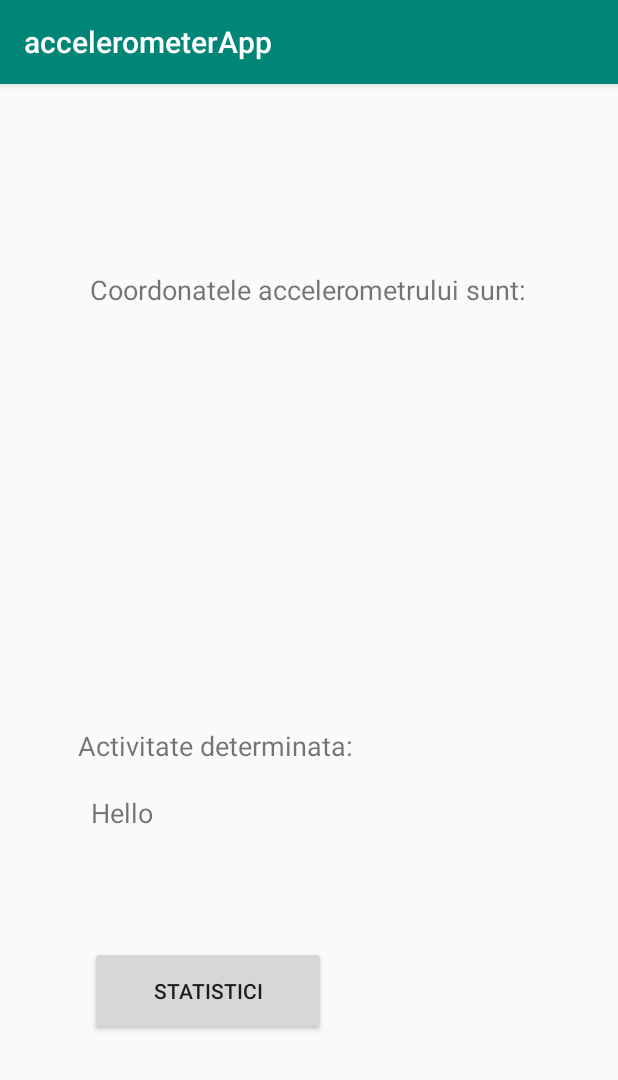
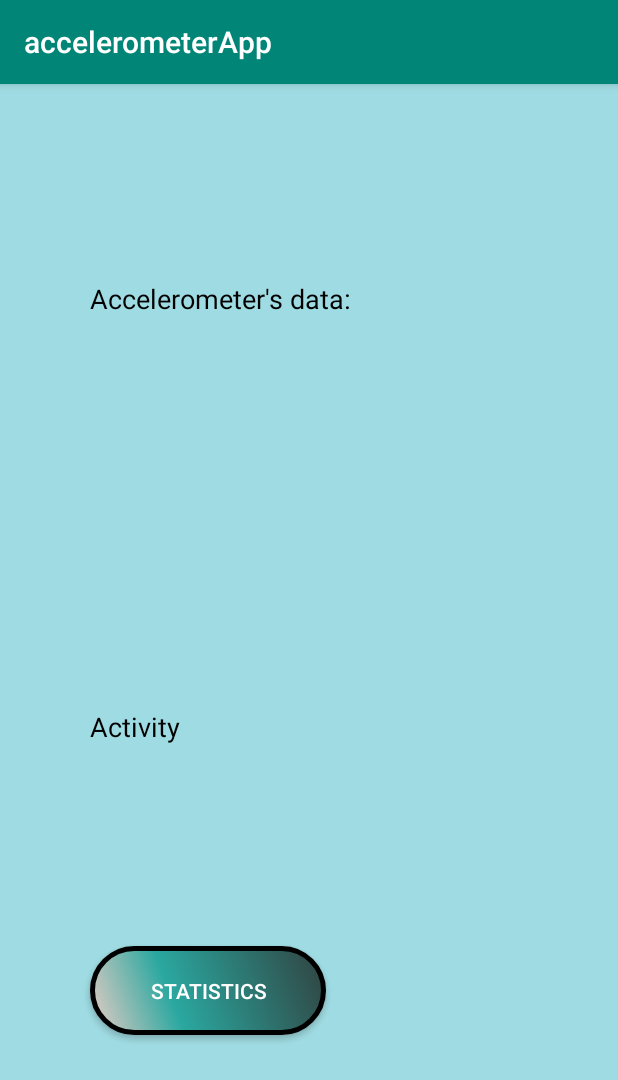
Before and after one commit to andreea1297/accelerometerApp_29feb, an Android app: the screen it shows after launch (MainActivity), on a phone screen of 412 x 824 dp. Shown: the top 1080 px of the screen. Run offline under Robolectric (Android 15) with nearby library versions, the phone set to English and light mode, and no system bars; libraries missing offline, so code that uses them is left out: org.pytorch.

```diff
--- a/app/src/main/java/com/example/accelerometerapp/DatabaseHelper.java
+++ b/app/src/main/java/com/example/accelerometerapp/DatabaseHelper.java
@@ -3,12 +3,9 @@ package com.example.accelerometerapp;
 import android.content.ContentValues;
 import android.content.Context;
 import android.database.Cursor;
-import android.database.sqlite.SQLiteCursorDriver;
 import android.database.sqlite.SQLiteDatabase;
 import android.database.sqlite.SQLiteOpenHelper;
 import androidx.annotation.Nullable;
-
-import java.util.ArrayList;
 
 
 public class DatabaseHelper extends SQLiteOpenHelper {
@@ -19,6 +16,9 @@ public class DatabaseHelper extends SQLiteOpenHelper {
     public static final String COL1_ID = "ID";
     public static final String COL2_activitate = "Activitate";
     public static final String COL3_timp = "Timp";
+    public static final String COL4_x = "X";
+    public static final String COL5_y = "Y";
+    public static final String COL6_z = "Z";
 
     public DatabaseHelper(@Nullable Context context) {
         super(context, DATABASE_NAME, null, 1);
@@ -26,7 +26,7 @@ public class DatabaseHelper extends SQLiteOpenHelper {
 
     @Override
     public void onCreate(SQLiteDatabase db) {
-        db.execSQL("create table "+ TABLE_NAME + "(ID INTEGER PRIMARY KEY AUTOINCREMENT, Activitate TEXT, Timp TEXT)");
+        db.execSQL("create table "+ TABLE_NAME + "(ID INTEGER PRIMARY KEY AUTOINCREMENT, Activitate TEXT, Timp TEXT, X TEXT, Y TEXT, Z TEXT)");
 
 
     }
@@ -37,11 +37,15 @@ public class DatabaseHelper extends SQLiteOpenHelper {
         onCreate(db);
     }
 
-    public boolean insertData(String activitate, String timp){
+    public boolean insertData(String activitate, String timp, float x, float y, float z){
         SQLiteDatabase db = this.getWritableDatabase();
         ContentValues contentValues = new ContentValues();
         contentValues.put(COL2_activitate, activitate);
         contentValues.put(COL3_timp, timp);
+        contentValues.put(COL4_x, x);
+        contentValues.put(COL5_y, y);
+        contentValues.put(COL6_z, z);
+
         long result = db.insert(TABLE_NAME, null, contentValues);
 
         if (result == -1)
--- a/app/src/main/java/com/example/accelerometerapp/ModelClasses.java
+++ b/app/src/main/java/com/example/accelerometerapp/ModelClasses.java
@@ -3,11 +3,9 @@ package com.example.accelerometerapp;
 public class ModelClasses {
 
     public static String[] MODEL_CLASSES = new String[]{
-            "Activitate",
+            "standing",
             "sitting",
             "walking",
             "jogging",
-            "standing"
-
     };
 }
--- /dev/null
+++ b/app/src/main/res/drawable/button_background.xml
@@ -0,0 +1,28 @@
+<?xml version="1.0" encoding="utf-8"?>
+<shape xmlns:android="http://schemas.android.com/apk/res/android" android:shape="rectangle" >
+    <corners
+        android:radius="100dp"
+        />
+    <gradient
+        android:angle="45"
+        android:centerX="35%"
+        android:centerColor="#2AA8A0"
+        android:startColor="#E8CDC5"
+        android:endColor="#314240"
+        android:type="linear"
+        />
+    <padding
+        android:left="0dp"
+        android:top="0dp"
+        android:right="0dp"
+        android:bottom="0dp"
+        />
+    <size
+        android:width="160dp"
+        android:height="50dp"
+        />
+    <stroke
+        android:width="3dp"
+        android:color="#000000"
+        />
+</shape>
--- a/app/src/main/res/layout/activity_main.xml
+++ b/app/src/main/res/layout/activity_main.xml
@@ -5,22 +5,26 @@
 
     android:layout_width="match_parent"
     android:layout_height="match_parent"
+    android:background="#9FDBE2"
     tools:context=".MainActivity">
 
     <TextView
         android:id="@+id/textView6"
-        android:layout_width="wrap_content"
-        android:layout_height="wrap_content"
-        android:text="Activitate determinata:"
+        android:layout_width="85dp"
+        android:layout_height="47dp"
+        android:background="#9FDBE2"
+        android:text="Activity"
+        android:textColor="#000000"
         android:textSize="18sp"
         app:layout_constraintBottom_toBottomOf="parent"
-        app:layout_constraintHorizontal_bias="0.226"
+        app:layout_constraintHorizontal_bias="0.184"
         app:layout_constraintLeft_toLeftOf="parent"
         app:layout_constraintRight_toRightOf="parent"
         app:layout_constraintTop_toTopOf="parent"
         app:layout_constraintVertical_bias="0.577" />
 
     <TextView
+        android:background="#9FDBE2"
         android:id="@+id/zText"
         android:layout_width="130dp"
         android:layout_height="42dp"
@@ -30,9 +34,11 @@
         app:layout_constraintLeft_toLeftOf="parent"
         app:layout_constraintRight_toRightOf="parent"
         app:layout_constraintTop_toTopOf="parent"
-        app:layout_constraintVertical_bias="0.426" />
+        app:layout_constraintVertical_bias="0.426"
+        android:textColor="#000000"/>
 
     <TextView
+        android:background="#9FDBE2"
         android:id="@+id/yText"
         android:layout_width="130dp"
         android:layout_height="42dp"
@@ -42,9 +48,11 @@
         app:layout_constraintLeft_toLeftOf="parent"
         app:layout_constraintRight_toRightOf="parent"
         app:layout_constraintTop_toTopOf="parent"
-        app:layout_constraintVertical_bias="0.338" />
+        app:layout_constraintVertical_bias="0.338"
+        android:textColor="#000000"/>
 
     <TextView
+        android:background="#9FDBE2"
         android:id="@+id/xText"
         android:layout_width="130dp"
         android:layout_height="42dp"
@@ -54,39 +62,45 @@
         app:layout_constraintLeft_toLeftOf="parent"
         app:layout_constraintRight_toRightOf="parent"
         app:layout_constraintTop_toTopOf="parent"
-        app:layout_constraintVertical_bias="0.259" />
+        app:layout_constraintVertical_bias="0.259"
+        android:textColor="#000000"/>
 
     <TextView
         android:id="@+id/textView_rezultat"
-        android:layout_width="80dp"
-        android:layout_height="24dp"
-        android:text="Hello World!"
+        android:layout_width="92dp"
+        android:layout_height="45dp"
+        android:background="#9FDBE2"
+        android:textColor="#000000"
         android:textSize="18sp"
         app:layout_constraintBottom_toBottomOf="parent"
-        app:layout_constraintHorizontal_bias="0.182"
+        app:layout_constraintHorizontal_bias="0.188"
         app:layout_constraintLeft_toLeftOf="parent"
         app:layout_constraintRight_toRightOf="parent"
         app:layout_constraintTop_toTopOf="parent"
-        app:layout_constraintVertical_bias="0.636" />
+        app:layout_constraintVertical_bias="0.644" />
 
     <TextView
         android:id="@+id/textView"
         android:layout_width="wrap_content"
         android:layout_height="wrap_content"
-        android:text="Coordonatele accelerometrului sunt:"
+        android:background="#9FDBE2"
+        android:text="Accelerometer's data:"
+        android:textColor="#000000"
         android:textSize="18sp"
         app:layout_constraintBottom_toBottomOf="parent"
-        app:layout_constraintHorizontal_bias="0.495"
+        app:layout_constraintHorizontal_bias="0.252"
         app:layout_constraintLeft_toLeftOf="parent"
         app:layout_constraintRight_toRightOf="parent"
         app:layout_constraintTop_toTopOf="parent"
-        app:layout_constraintVertical_bias="0.168" />
+        app:layout_constraintVertical_bias="0.176" />
 
     <Button
         android:id="@+id/statistici"
         android:layout_width="157dp"
         android:layout_height="59dp"
-        android:text="Statistici"
+        android:background="@drawable/button_background"
+        android:text="Statistics"
+        android:textColor="#FFFFFF"
         app:layout_constraintBottom_toBottomOf="parent"
         app:layout_constraintHorizontal_bias="0.236"
         app:layout_constraintLeft_toLeftOf="parent"
```
Also changed, not shown: app/build.gradle (+1 -6 lines), app/src/main/java/com/example/accelerometerapp/DataBase.java (+8 -6 lines), app/src/main/java/com/example/accelerometerapp/MainActivity.java (+28 -41 lines), app/src/main/res/layout/activity_data_base.xml (+26 -17 lines), 1 other file.
